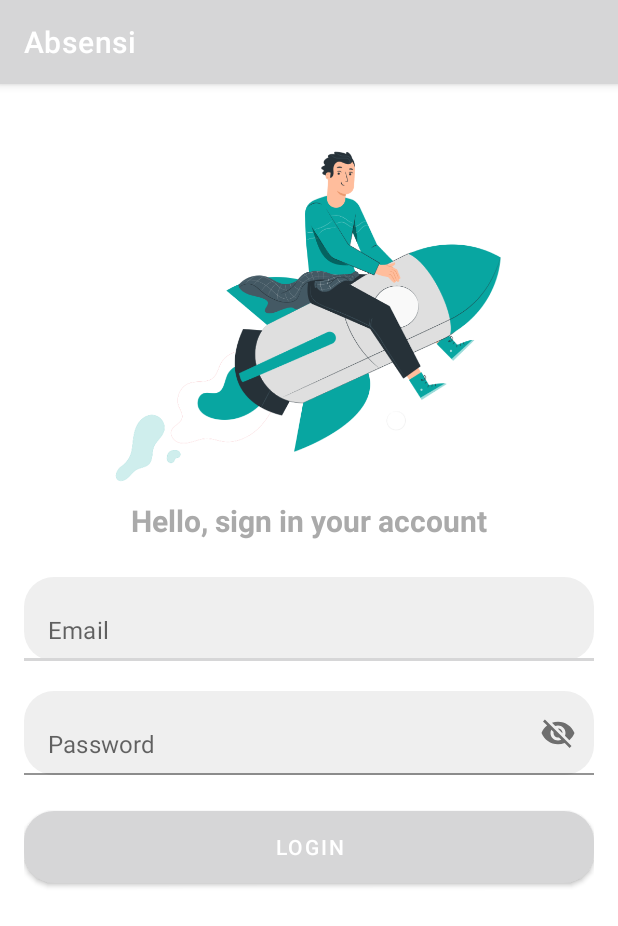
After one commit to Bilnapis/Schooly-Absensi, an Android app: the LoginActivity screen opened directly, with no data from a screen before it, on a phone screen of 412 x 824 dp. The commit adds this screen. Shown: the top 926 px of the screen. Run offline under Robolectric (Android 15) with nearby library versions, the phone set to English and light mode, and no system bars.

Commit message:
ui: login page

```diff
--- a/app/src/main/AndroidManifest.xml
+++ b/app/src/main/AndroidManifest.xml
@@ -1,6 +1,6 @@
 <?xml version="1.0" encoding="utf-8"?>
 <manifest xmlns:android="http://schemas.android.com/apk/res/android"
-    package="com.example.absensi" >
+    package="com.example.absensi">
 
     <application
         android:allowBackup="true"
@@ -8,10 +8,10 @@
         android:label="@string/app_name"
         android:roundIcon="@mipmap/ic_launcher_round"
         android:supportsRtl="true"
-        android:theme="@style/Theme.Absensi" >
-        <activity android:name=".views.splash.SplashActivity" >
-        </activity>
-        <activity android:name=".MainActivity" >
+        android:theme="@style/Theme.Absensi">
+        <activity android:name=".views.login.LoginActivity"></activity>
+        <activity android:name=".views.splash.SplashActivity"></activity>
+        <activity android:name=".MainActivity">
             <intent-filter>
                 <action android:name="android.intent.action.MAIN" />
 
--- /dev/null
+++ b/app/src/main/java/com/example/absensi/views/login/LoginActivity.kt
@@ -0,0 +1,12 @@
+package com.example.absensi.views.login
+
+import androidx.appcompat.app.AppCompatActivity
+import android.os.Bundle
+import com.example.absensi.R
+
+class LoginActivity : AppCompatActivity() {
+    override fun onCreate(savedInstanceState: Bundle?) {
+        super.onCreate(savedInstanceState)
+        setContentView(R.layout.activity_login)
+    }
+}
--- /dev/null
+++ b/app/src/main/res/drawable/bg_btn_primary.xml
@@ -0,0 +1,8 @@
+<?xml version="1.0" encoding="utf-8"?>
+<shape xmlns:android="http://schemas.android.com/apk/res/android"
+    android:shape="rectangle">
+
+    <corners android:radius="20dp"/>
+    <solid android:color="@color/colorPrimary"/>
+
+</shape>
--- /dev/null
+++ b/app/src/main/res/drawable/bg_edit_text.xml
@@ -0,0 +1,8 @@
+<?xml version="1.0" encoding="utf-8"?>
+<shape xmlns:android="http://schemas.android.com/apk/res/android"
+    android:shape="rectangle">
+
+    <corners android:radius="20dp"/>
+    <solid android:color="#EFEFEF"/>
+
+</shape>
--- /dev/null
+++ b/app/src/main/res/layout/activity_login.xml
@@ -0,0 +1,79 @@
+<?xml version="1.0" encoding="utf-8"?>
+<ScrollView xmlns:android="http://schemas.android.com/apk/res/android"
+    xmlns:app="http://schemas.android.com/apk/res-auto"
+    xmlns:tools="http://schemas.android.com/tools"
+    android:layout_width="match_parent"
+    android:layout_height="match_parent"
+    android:fillViewport="true"
+    tools:context=".views.login.LoginActivity">
+
+    <LinearLayout
+        android:layout_width="match_parent"
+        android:layout_height="wrap_content"
+        android:gravity="center_horizontal"
+        android:paddingStart="16dp"
+        android:paddingEnd="16dp"
+        android:orientation="vertical">
+
+        <ImageView
+            android:layout_width="wrap_content"
+            android:layout_height="wrap_content"
+            android:src="@drawable/image_login"/>
+
+        <TextView
+            android:layout_width="wrap_content"
+            android:layout_height="wrap_content"
+            android:text="@string/hello_sign_in_your_account"
+            android:textColor="@android:color/darker_gray"
+            android:textSize="20sp"
+            android:textStyle="bold"/>
+
+        <com.google.android.material.textfield.TextInputLayout
+            android:layout_width="match_parent"
+            android:layout_height="56dp"
+            app:hintEnabled="false"
+            android:layout_marginTop="24dp">
+
+            <com.google.android.material.textfield.TextInputEditText
+                android:id="@+id/et_email_login"
+                android:layout_width="match_parent"
+                android:layout_height="match_parent"
+                android:background="@drawable/bg_edit_text"
+                android:hint="@string/email"
+                android:paddingStart="16dp"
+                android:paddingEnd="16dp"
+                android:inputType="textEmailAddress"/>
+
+        </com.google.android.material.textfield.TextInputLayout>
+
+        <com.google.android.material.textfield.TextInputLayout
+            android:layout_width="match_parent"
+            android:layout_height="56dp"
+            app:hintEnabled="false"
+            app:endIconMode="password_toggle"
+            android:layout_marginTop="20dp">
+
+            <com.google.android.material.textfield.TextInputEditText
+                android:id="@+id/et_password_login"
+                android:layout_width="match_parent"
+                android:layout_height="match_parent"
+                android:background="@drawable/bg_edit_text"
+                android:hint="@string/password"
+                android:paddingStart="16dp"
+                android:paddingEnd="16dp"
+                android:inputType="textEmailAddress"/>
+
+        </com.google.android.material.textfield.TextInputLayout>
+
+        <Button
+            android:id="@+id/btn_login"
+            android:layout_width="match_parent"
+            android:layout_height="wrap_content"
+            android:text="@string/login"
+            android:textColor="@android:color/white"
+            android:background="@drawable/bg_btn_primary"
+            android:layout_marginTop="24dp"/>
+
+    </LinearLayout>
+
+</ScrollView>
--- a/app/src/main/res/values/strings.xml
+++ b/app/src/main/res/values/strings.xml
@@ -1,3 +1,7 @@
 <resources>
     <string name="app_name">Absensi</string>
+    <string name="login">Login</string>
+    <string name="password">Password</string>
+    <string name="email">Email</string>
+    <string name="hello_sign_in_your_account">Hello, sign in your account</string>
 </resources>
```
